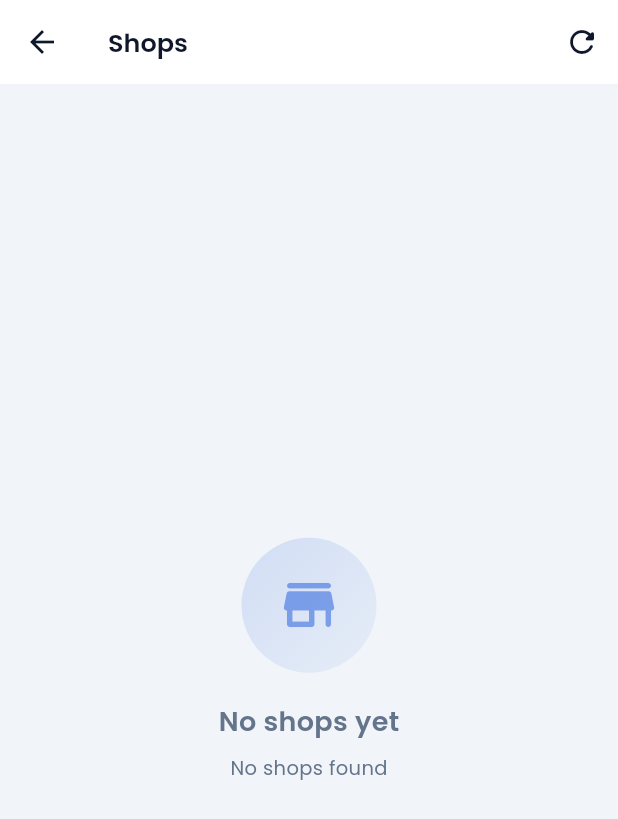
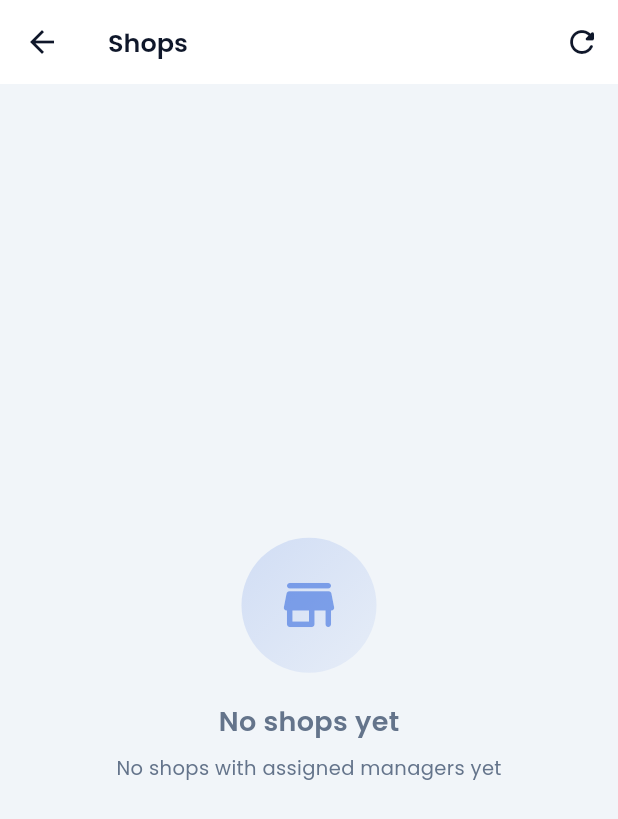
Before and after one commit to wensla/spesho-mobile, a Flutter app: the ShopsScreen screen opened directly, on a phone screen of 412 x 824 dp. Shown: the top 819 px of the screen. Run offline on Flutter 3.47's test engine with Material 3 defaults, Android fonts, the phone set to English and light mode, and no system bars; our stand-ins replace fl_chart, flutter_secure_storage, google_fonts, open_filex, shared_preferences; missing offline and left inert: dart:html, dart:js; accounts and stored records are empty; network calls fail.

Commit message:
Super admin shops: only show shops with an owner (manager)
Co-Authored-By: Claude Sonnet 4.6 <noreply@anthropic.com>

```diff
--- a/mobile/spesho_app/lib/presentation/screens/shops/shops_screen.dart
+++ b/mobile/spesho_app/lib/presentation/screens/shops/shops_screen.dart
@@ -204,12 +204,12 @@ class _ShopsScreenState extends State<ShopsScreen> with SingleTickerProviderStat
   }
 
   Widget _buildList(List<ShopEntity> shops, bool isSuperAdmin, bool isManager) {
-    // Super admin: group by owner
+    // Super admin: group by owner — only show shops that have a manager owner
     if (isSuperAdmin) {
       final Map<String, List<ShopEntity>> grouped = {};
       for (final s in shops) {
-        final key = s.ownerName ?? 'Unassigned';
-        grouped.putIfAbsent(key, () => []).add(s);
+        if (s.ownerName == null || s.ownerName!.isEmpty) continue; // skip unassigned
+        grouped.putIfAbsent(s.ownerName!, () => []).add(s);
       }
       final owners = grouped.keys.toList()..sort();
       return Align(
@@ -277,7 +277,8 @@ class _ShopsScreenState extends State<ShopsScreen> with SingleTickerProviderStat
         const Text('No shops yet', style: TextStyle(fontSize: 18, fontWeight: FontWeight.w600)),
         const SizedBox(height: 8),
         Text(
-          isManager ? 'Tap "+ Add Shop" to create your first shop' : 'No shops found',
+          isManager ? 'Tap "+ Add Shop" to create your first shop'
+              : 'No shops with assigned managers yet',
           style: const TextStyle(color: AppTheme.textSecondary, fontSize: 13),
         ),
       ]),
```
